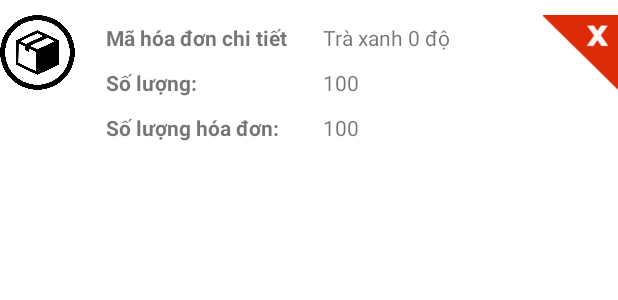
After one commit to Hunghm/Quan_ly_ban_hang, an Android app: the layout row_item_top.xml on its own in the app's theme, with its tools: preview values and no code run, on a phone screen of 412 x 824 dp. The commit adds this screen. Shown: the top 300 px of the screen. Run offline under Robolectric (Android 15) with nearby library versions, the phone set to English and light mode, and no system bars.

Commit message:
comit 12/4 2021

```diff
--- a/app/src/main/java/com/example/quan_ly_ban_hang/Fragment/SanPhamFragment.java
+++ b/app/src/main/java/com/example/quan_ly_ban_hang/Fragment/SanPhamFragment.java
@@ -178,6 +178,7 @@ public class SanPhamFragment extends Fragment {
                         long result = sanPhamDAO.insert(sanPham);
                         reloadList();
                         adapterSanPhamRecy.refresh((ArrayList) sanPhamDAO.getAll());
+                        alertDialog.dismiss();
                         Toast.makeText(getContext(), String.valueOf(result), Toast.LENGTH_SHORT).show();
                     }
                 });
--- a/app/src/main/res/layout/activity_them_san_pham.xml
+++ b/app/src/main/res/layout/activity_them_san_pham.xml
@@ -74,6 +74,7 @@
         android:layout_width="match_parent"
         android:layout_height="40dp"
         android:ems="10"
+        android:inputType="number"
         android:layout_below="@+id/textView1"
         />
     <TextView
@@ -89,6 +90,7 @@
         android:layout_width="match_parent"
         android:layout_height="40dp"
         android:ems="10"
+        android:inputType="number"
         android:layout_below="@+id/textView2"
         />
     <TextView
--- /dev/null
+++ b/app/src/main/res/layout/row_item_top.xml
@@ -0,0 +1,99 @@
+<?xml version="1.0" encoding="utf-8"?>
+<RelativeLayout xmlns:android="http://schemas.android.com/apk/res/android"
+    xmlns:tools="http://schemas.android.com/tools"
+    android:layout_width="match_parent"
+    android:layout_height="wrap_content"
+    android:orientation="vertical"
+    android:paddingTop="10dp"
+    android:paddingBottom="10dp">
+
+    <ImageView
+        android:id="@+id/img_product"
+        android:layout_width="50dp"
+        android:layout_height="50dp"
+        android:layout_alignParentLeft="true"
+        android:layout_alignParentTop="true"
+        android:src="@drawable/bill"
+        tools:srcCompat="@drawable/img_sanpham" />
+
+    <RelativeLayout
+        android:layout_width="match_parent"
+        android:layout_height="wrap_content"
+        android:paddingLeft="15dp"
+        android:layout_toLeftOf="@+id/imgClose"
+        android:layout_toRightOf="@+id/img_product">
+
+        <TextView
+            android:id="@+id/tv_tenSanPham"
+            android:layout_width="wrap_content"
+            android:layout_height="wrap_content"
+            android:text="Mã hóa đơn chi tiết "
+            android:padding="5dp"
+            android:textStyle="bold" />
+
+        <TextView
+            android:id="@+id/tv_soluong"
+            android:layout_width="wrap_content"
+            android:layout_height="wrap_content"
+            android:layout_below="@+id/tv_tenSanPham"
+            android:padding="5dp"
+            android:text="Số lượng: "
+            android:textStyle="bold" />
+
+        <TextView
+            android:id="@+id/tv_value_ma_san_pham"
+            android:layout_width="wrap_content"
+            android:layout_height="wrap_content"
+            android:layout_marginLeft="10dp"
+            android:layout_toRightOf="@+id/tv_tenSanPham"
+            android:padding="5dp"
+            android:text="Trà xanh 0 độ" />
+
+        <TextView
+            android:id="@+id/tv_value_soluong"
+            android:layout_width="wrap_content"
+            android:layout_height="wrap_content"
+            android:layout_below="@+id/tv_value_ma_san_pham"
+            android:layout_alignLeft="@+id/tv_value_ma_san_pham"
+            android:padding="5dp"
+            android:text="100" />
+
+        <TextView
+            android:id="@+id/tv_value_donvi"
+            android:layout_width="wrap_content"
+            android:layout_height="wrap_content"
+            android:layout_below="@+id/tv_value_ma_san_pham"
+            android:layout_toRightOf="@+id/tv_value_soluong"
+            android:layout_marginLeft="10dp"
+            android:layout_marginTop="0dp"
+            android:padding="5dp"
+            android:text="" />
+
+        <TextView
+            android:id="@+id/tv_soluong_hoadon"
+            android:layout_width="wrap_content"
+            android:layout_height="wrap_content"
+            android:layout_below="@+id/tv_soluong"
+            android:padding="5dp"
+            android:text="Số lượng hóa đơn: "
+            android:textStyle="bold" />
+
+        <TextView
+            android:id="@+id/tv_value_soluong_hd"
+            android:layout_width="wrap_content"
+            android:layout_height="wrap_content"
+            android:layout_below="@+id/tv_value_soluong"
+            android:layout_alignLeft="@+id/tv_value_ma_san_pham"
+            android:padding="5dp"
+            android:text="100" />
+
+    </RelativeLayout>
+
+    <ImageView
+        android:id="@+id/imgClose"
+        android:layout_width="50dp"
+        android:layout_height="50dp"
+        android:layout_alignParentTop="true"
+        android:layout_alignParentRight="true"
+        android:src="@drawable/ic_close" />
+</RelativeLayout>
```
Also changed, not shown: app/src/main/java/com/example/quan_ly_ban_hang/Adapter/AdapterTopSpRecycler.java (added, +104 -0 lines), app/src/main/java/com/example/quan_ly_ban_hang/DAO/HoaDonChiTietDAO.java (+16 -0 lines), app/src/main/java/com/example/quan_ly_ban_hang/Fragment/BanChayFragment.java (+21 -0 lines), app/src/main/java/com/example/quan_ly_ban_hang/Fragment/NhapFragment.java (+5 -3 lines), app/src/main/java/com/example/quan_ly_ban_hang/Fragment/XuatFragment.java (+6 -3 lines), app/src/main/java/com/example/quan_ly_ban_hang/Model/Top.java (added, +40 -0 lines).
